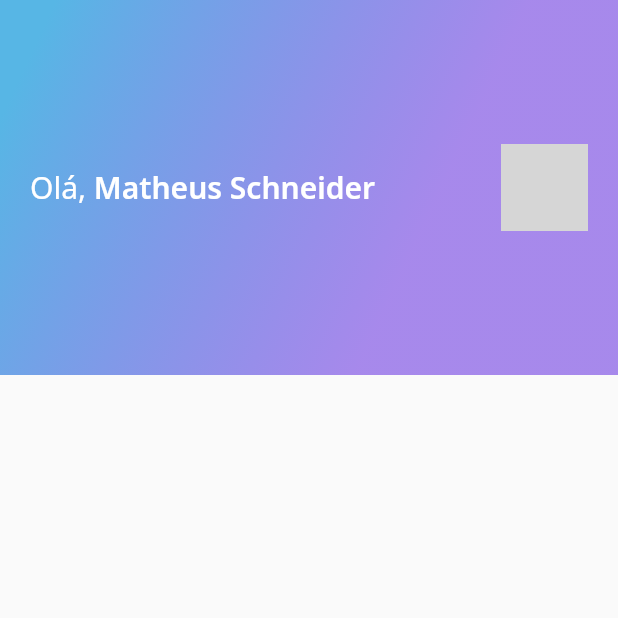
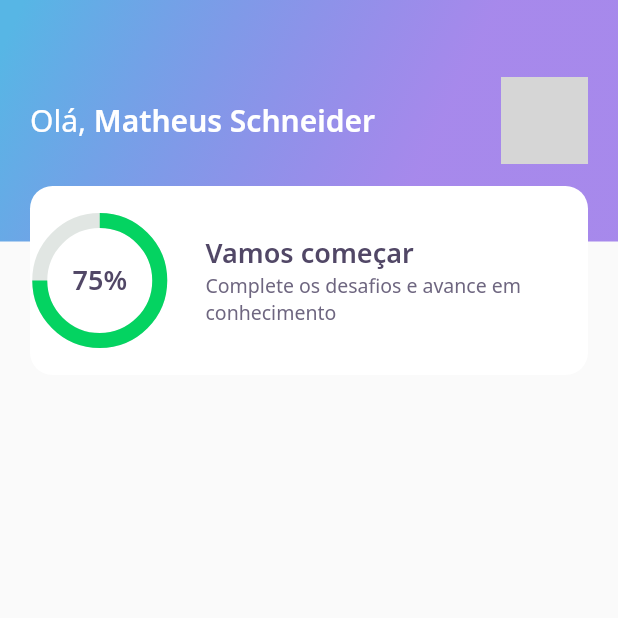
Before and after one commit to mschneider86/devquiz, a Flutter app: the screen it shows after launch, on a phone screen of 412 x 824 dp, the top half of it. Run offline on Flutter 3.47's test engine with Material 2 defaults, Android fonts, the phone set to English and light mode, and no system bars; our stand-ins replace google_fonts; network calls fail; grey boxes are pictures that could not be loaded.

Commit message:
added chart widget

```diff
--- a/lib/home/widgets/appbar/app_bar_widget.dart
+++ b/lib/home/widgets/appbar/app_bar_widget.dart
@@ -1,3 +1,4 @@
+import 'package:DevQuiz/home/widgets/score_card/score_card_widget.dart';
 import 'package:flutter/material.dart';
 
 import '../../../core/app_gradients.dart';
@@ -9,11 +10,15 @@ class AppBarWidget extends PreferredSize {
           preferredSize: Size.fromHeight(250),
           child: Container(
             height: 250,
+            child: Stack(
+              children: [
+                Container(
+                  height: 161,
+                  padding: const EdgeInsets.symmetric(horizontal: 20),
+                  width: double.maxFinite,
                   decoration: BoxDecoration(
                     gradient: AppGradients.linear,
                   ),
-            child: Padding(
-              padding: const EdgeInsets.symmetric(horizontal: 20),
                   child: Row(
                     mainAxisAlignment: MainAxisAlignment.spaceBetween,
                     children: [
@@ -44,6 +49,9 @@ class AppBarWidget extends PreferredSize {
                     ],
                   ),
                 ),
+                Align(alignment: Alignment(0, 1), child: ScoreCardWidget()),
+              ],
+            ),
           ),
         );
 }
--- /dev/null
+++ b/lib/home/widgets/chart/chart_widget.dart
@@ -0,0 +1,32 @@
+import 'package:DevQuiz/core/app_colors.dart';
+import 'package:DevQuiz/core/app_text_styles.dart';
+import 'package:flutter/material.dart';
+
+class ChartWidget extends StatelessWidget {
+  const ChartWidget({Key? key}) : super(key: key);
+
+  @override
+  Widget build(BuildContext context) {
+    return Container(
+      height: 80,
+      width: 80,
+      child: Stack(
+        children: [
+          Center(
+            child: Container(
+              height: 80,
+              width: 80,
+              child: CircularProgressIndicator(
+                  strokeWidth: 10,
+                  value: .75,
+                  backgroundColor: AppColors.chartSecondary,
+                  valueColor:
+                      AlwaysStoppedAnimation<Color>(AppColors.chartPrimary)),
+            ),
+          ),
+          Center(child: Text('75%', style: AppTextStyles.heading))
+        ],
+      ),
+    );
+  }
+}
--- a/lib/home/widgets/score_card/score_card_widget.dart
+++ b/lib/home/widgets/score_card/score_card_widget.dart
@@ -1,3 +1,6 @@
+import 'package:DevQuiz/core/app_colors.dart';
+import 'package:DevQuiz/core/app_text_styles.dart';
+import 'package:DevQuiz/home/widgets/chart/chart_widget.dart';
 import 'package:flutter/material.dart';
 
 class ScoreCardWidget extends StatelessWidget {
@@ -5,21 +8,36 @@ class ScoreCardWidget extends StatelessWidget {
 
   @override
   Widget build(BuildContext context) {
-    return Container(
+    return Padding(
+      padding: const EdgeInsets.only(left: 20, right: 20),
+      child: Container(
+        height: 126,
+        decoration: BoxDecoration(
+            color: AppColors.white, borderRadius: BorderRadius.circular(15)),
         child: Row(
+          crossAxisAlignment: CrossAxisAlignment.center,
           children: [
-          Container(
-            width: 80,
-            height: 80,
-            color: Colors.red,
+            Expanded(
+              flex: 1,
+              child: ChartWidget(),
             ),
-          Column(
+            Expanded(
+              flex: 3,
+              child: Padding(
+                padding: const EdgeInsets.only(left: 24),
+                child: Column(
+                  mainAxisAlignment: MainAxisAlignment.center,
+                  crossAxisAlignment: CrossAxisAlignment.start,
                   children: [
-              Text("Vamos começar"),
-              Text("Complete os desafios e avance em conhecimento"),
+                    Text("Vamos começar", style: AppTextStyles.heading),
+                    Text("Complete os desafios e avance em conhecimento",
+                        style: AppTextStyles.body),
                   ],
                 ),
+              ),
+            ),
           ],
+        ),
       ),
     );
   }
```
Lines whose indentation alone changed are shown as unchanged.
